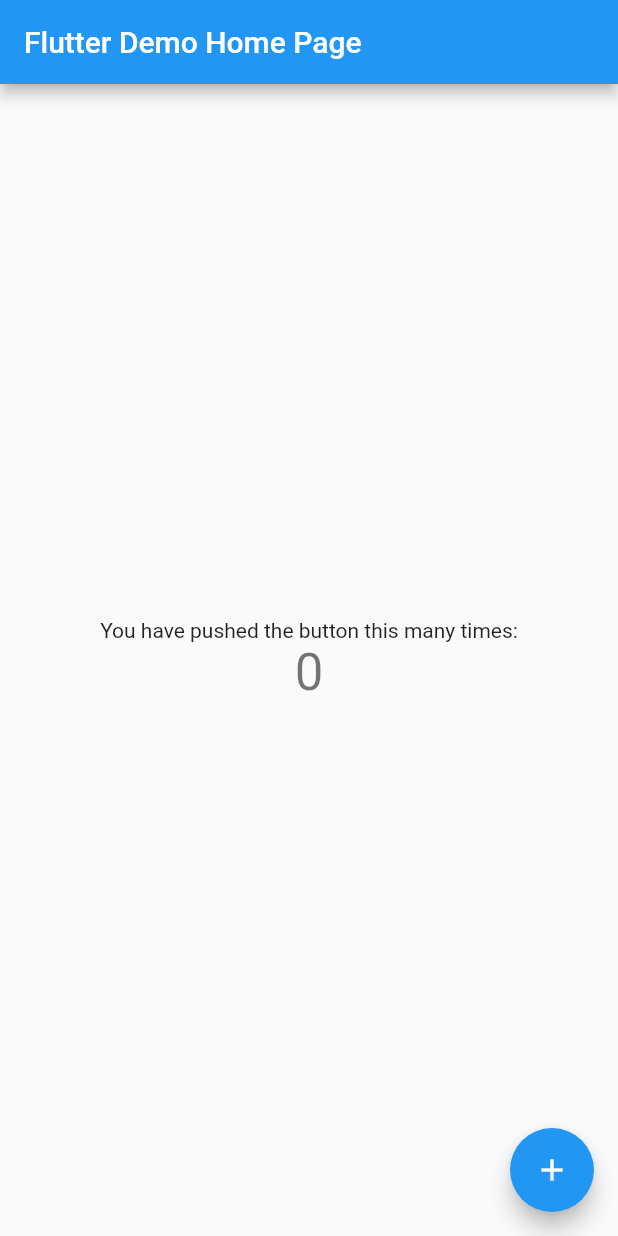
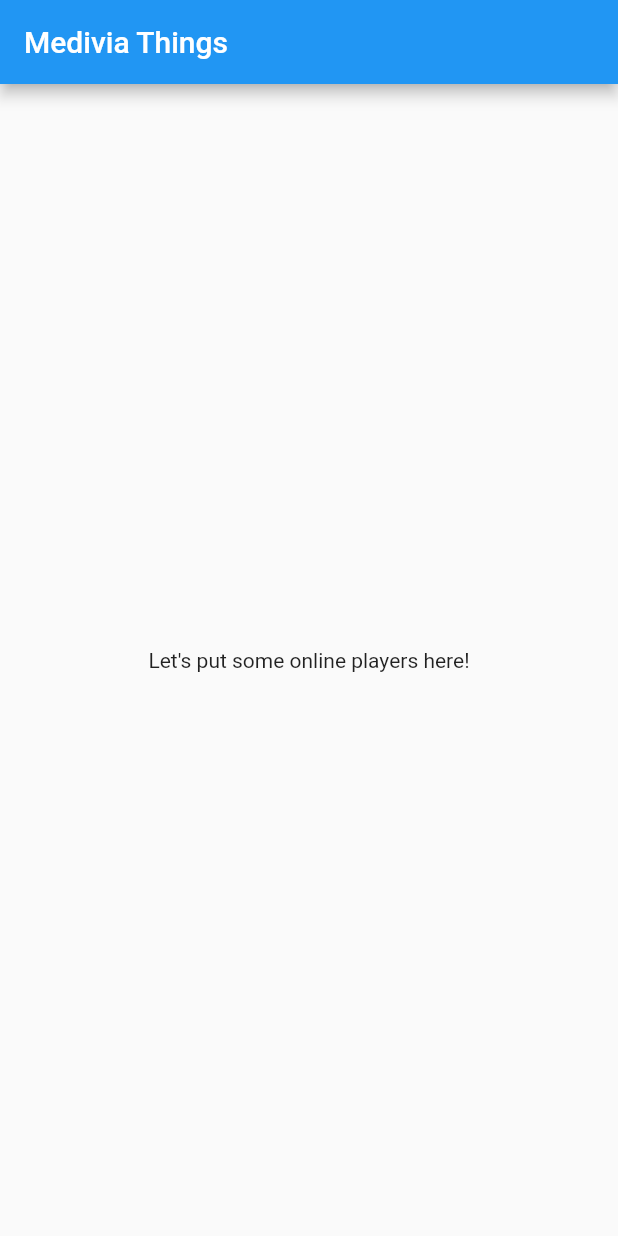
Before and after one commit to Almyk/Medivia-Things, a Flutter app: the screen it shows after launch, on a phone screen of 412 x 824 dp. Run offline on Flutter 3.47's test engine with Material 2 defaults, Android fonts, the phone set to English and light mode, and no system bars.

Commit message:
Remove comments

```diff
--- a/lib/main.dart
+++ b/lib/main.dart
@@ -3,39 +3,20 @@ import 'package:flutter/material.dart';
 void main() => runApp(MyApp());
 
 class MyApp extends StatelessWidget {
-  // This widget is the root of your application.
   @override
   Widget build(BuildContext context) {
     return MaterialApp(
       title: 'Medivia Things',
       theme: ThemeData(
-        // This is the theme of your application.
-        //
-        // Try running your application with "flutter run". You'll see the
-        // application has a blue toolbar. Then, without quitting the app, try
-        // changing the primarySwatch below to Colors.green and then invoke
-        // "hot reload" (press "r" in the console where you ran "flutter run",
-        // or simply save your changes to "hot reload" in a Flutter IDE).
-        // Notice that the counter didn't reset back to zero; the application
-        // is not restarted.
         primarySwatch: Colors.blue,
       ),
-      home: MyHomePage(title: 'Flutter Demo Home Page'),
+      home: MyHomePage(title: 'Medivia Things'),
     );
   }
 }
 
 class MyHomePage extends StatefulWidget {
   MyHomePage({Key key, this.title}) : super(key: key);
-
-  // This widget is the home page of your application. It is stateful, meaning
-  // that it has a State object (defined below) that contains fields that affect
-  // how it looks.
-
-  // This class is the configuration for the state. It holds the values (in this
-  // case the title) provided by the parent (in this case the App widget) and
-  // used by the build method of the State. Fields in a Widget subclass are
-  // always marked "final".
 
   final String title;
 
@@ -44,68 +25,23 @@ class MyHomePage extends StatefulWidget {
 }
 
 class _MyHomePageState extends State<MyHomePage> {
-  int _counter = 0;
-
-  void _incrementCounter() {
-    setState(() {
-      // This call to setState tells the Flutter framework that something has
-      // changed in this State, which causes it to rerun the build method below
-      // so that the display can reflect the updated values. If we changed
-      // _counter without calling setState(), then the build method would not be
-      // called again, and so nothing would appear to happen.
-      _counter++;
-    });
-  }
-
   @override
   Widget build(BuildContext context) {
-    // This method is rerun every time setState is called, for instance as done
-    // by the _incrementCounter method above.
-    //
-    // The Flutter framework has been optimized to make rerunning build methods
-    // fast, so that you can just rebuild anything that needs updating rather
-    // than having to individually change instances of widgets.
     return Scaffold(
       appBar: AppBar(
-        // Here we take the value from the MyHomePage object that was created by
-        // the App.build method, and use it to set our appbar title.
         title: Text(widget.title),
       ),
       body: Center(
-        // Center is a layout widget. It takes a single child and positions it
-        // in the middle of the parent.
         child: Column(
-          // Column is also layout widget. It takes a list of children and
-          // arranges them vertically. By default, it sizes itself to fit its
-          // children horizontally, and tries to be as tall as its parent.
-          //
-          // Invoke "debug painting" (press "p" in the console, choose the
-          // "Toggle Debug Paint" action from the Flutter Inspector in Android
-          // Studio, or the "Toggle Debug Paint" command in Visual Studio Code)
-          // to see the wireframe for each widget.
-          //
-          // Column has various properties to control how it sizes itself and
-          // how it positions its children. Here we use mainAxisAlignment to
-          // center the children vertically; the main axis here is the vertical
-          // axis because Columns are vertical (the cross axis would be
-          // horizontal).
           mainAxisAlignment: MainAxisAlignment.center,
           children: <Widget>[
             Text(
-              'You have pushed the button this many times:',
+              'Let\'s put some online players here!',
             ),
-            Text(
-              '$_counter',
-              style: Theme.of(context).textTheme.display1,
-            ),
+
           ],
         ),
       ),
-      floatingActionButton: FloatingActionButton(
-        onPressed: _incrementCounter,
-        tooltip: 'Increment',
-        child: Icon(Icons.add),
-      ), // This trailing comma makes auto-formatting nicer for build methods.
     );
   }
 }
```
